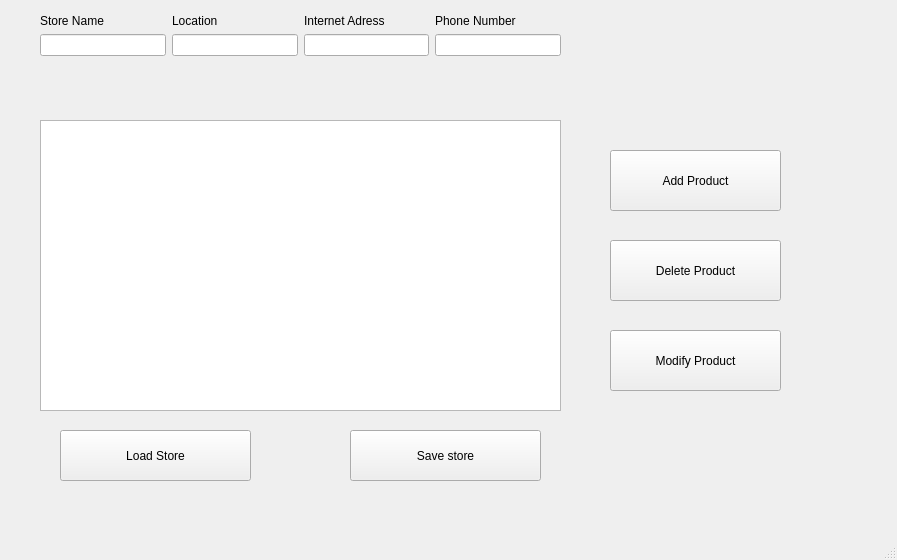
indexhtml821/TP4, file erp/src/ui/mainwindow.ui: the form before one commit.
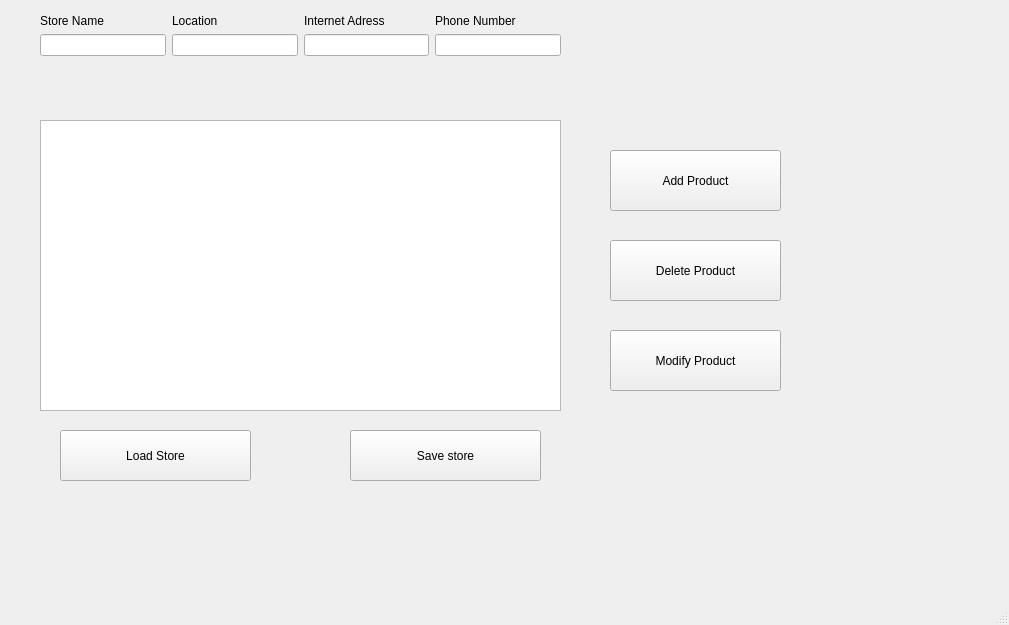
The form after the commit.

The edit to the form file:
```diff
--- a/erp/src/ui/mainwindow.ui
+++ b/erp/src/ui/mainwindow.ui
@@ -6,8 +6,8 @@
    <rect>
     <x>0</x>
     <y>0</y>
-    <width>897</width>
-    <height>560</height>
+    <width>1009</width>
+    <height>625</height>
    </rect>
   </property>
   <property name="windowTitle">
```
Left out of the diff: 12 changed lines with no effect on the pictures.
